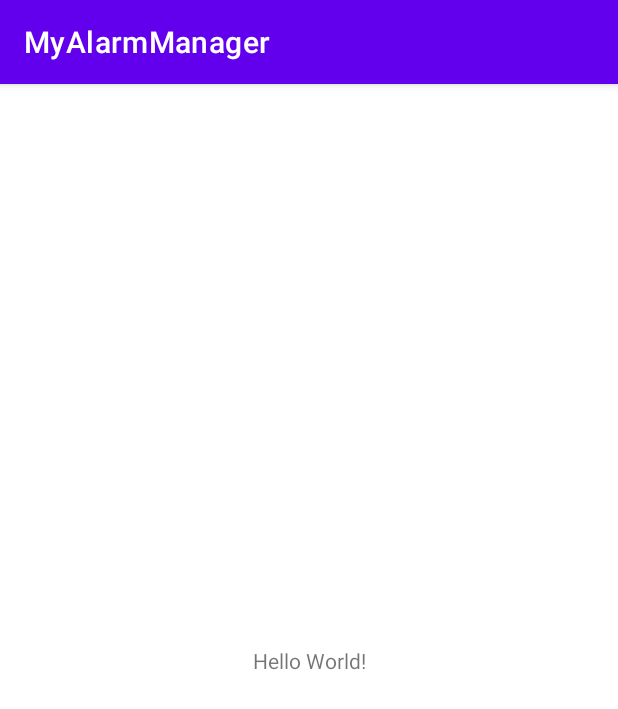
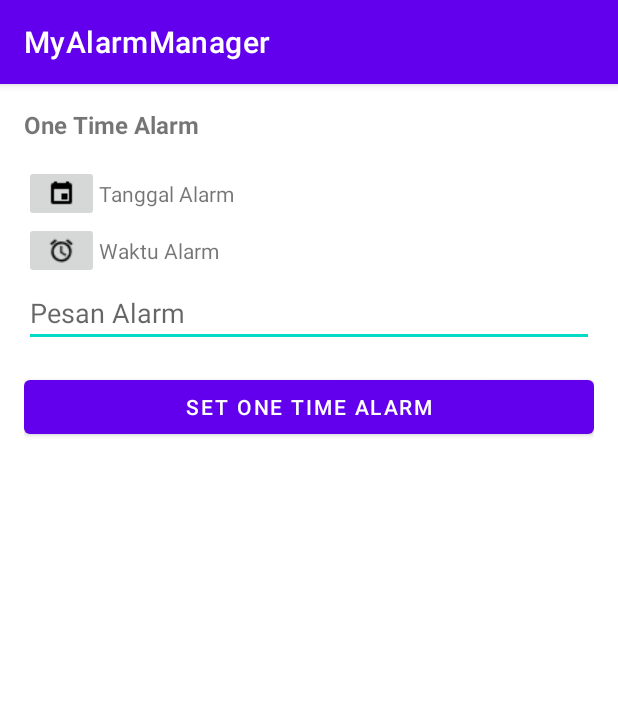
Before and after one commit to Muammarbanana/bfaa-dicoding, an Android app: the screen it shows after launch (MainActivity), on a phone screen of 412 x 824 dp. Shown: the top 709 px of the screen. Run offline under Robolectric (Android 15) with nearby library versions, the phone set to English and light mode, and no system bars.

```diff
--- a/CodeLab4AlarmManager/app/src/main/AndroidManifest.xml
+++ b/CodeLab4AlarmManager/app/src/main/AndroidManifest.xml
@@ -16,6 +16,11 @@
                 <category android:name="android.intent.category.LAUNCHER" />
             </intent-filter>
         </activity>
+
+        <receiver
+            android:name=".AlarmReceiver"
+            android:enabled="true"
+            android:exported="true"></receiver>
     </application>
 
 </manifest>
--- /dev/null
+++ b/CodeLab4AlarmManager/app/src/main/java/com/example/myalarmmanager/AlarmReceiver.kt
@@ -0,0 +1,22 @@
+package com.example.myalarmmanager
+
+import android.content.BroadcastReceiver
+import android.content.Context
+import android.content.Intent
+
+class AlarmReceiver : BroadcastReceiver() {
+
+    companion object {
+        const val TYPE_ONE_TIME = "OneTimeAlarm"
+        const val TYPE_REPEATING = "RepeatingAlarm"
+        const val EXTRA_MESSAGE = "message"
+        const val EXTRA_TYPE = "type"
+        // Siapkan 2 id untuk 2 macam alarm, onetime dan repeating
+        private const val ID_ONETIME = 100
+        private const val ID_REPEATING = 101
+    }
+
+    override fun onReceive(context: Context, intent: Intent) {
+
+    }
+}
--- a/CodeLab4AlarmManager/app/src/main/res/layout/activity_main.xml
+++ b/CodeLab4AlarmManager/app/src/main/res/layout/activity_main.xml
@@ -1,18 +1,64 @@
 <?xml version="1.0" encoding="utf-8"?>
-<androidx.constraintlayout.widget.ConstraintLayout xmlns:android="http://schemas.android.com/apk/res/android"
+<LinearLayout xmlns:android="http://schemas.android.com/apk/res/android"
     xmlns:app="http://schemas.android.com/apk/res-auto"
     xmlns:tools="http://schemas.android.com/tools"
     android:layout_width="match_parent"
     android:layout_height="match_parent"
+    android:orientation="vertical"
+    android:padding="16dp"
     tools:context=".MainActivity">
 
     <TextView
-        android:layout_width="wrap_content"
+        android:layout_width="match_parent"
         android:layout_height="wrap_content"
-        android:text="Hello World!"
-        app:layout_constraintBottom_toBottomOf="parent"
-        app:layout_constraintLeft_toLeftOf="parent"
-        app:layout_constraintRight_toRightOf="parent"
-        app:layout_constraintTop_toTopOf="parent" />
-
-</androidx.constraintlayout.widget.ConstraintLayout>
+        android:layout_marginBottom="16dp"
+        android:text="@string/one_time_alarm"
+        android:textSize="16sp"
+        android:textStyle="bold" />
+    <LinearLayout
+        android:layout_width="match_parent"
+        android:layout_height="wrap_content"
+        android:gravity="center_vertical"
+        android:orientation="horizontal">
+        <ImageButton
+            android:id="@+id/btn_once_date"
+            style="@style/Base.Widget.AppCompat.ImageButton"
+            android:layout_width="50dp"
+            android:layout_height="wrap_content"
+            android:src="@drawable/ic_date_range_black" />
+        <TextView
+            android:id="@+id/tv_once_date"
+            android:layout_width="wrap_content"
+            android:layout_height="wrap_content"
+            android:text="@string/alarm_date" />
+    </LinearLayout>
+    <LinearLayout
+        android:layout_width="match_parent"
+        android:layout_height="wrap_content"
+        android:gravity="center_vertical"
+        android:orientation="horizontal">
+        <ImageButton
+            android:id="@+id/btn_once_time"
+            android:layout_width="50dp"
+            android:layout_height="wrap_content"
+            android:src="@drawable/ic_access_time_black" />
+        <TextView
+            android:id="@+id/tv_once_time"
+            android:layout_width="wrap_content"
+            android:layout_height="wrap_content"
+            android:text="@string/alarm_time" />
+    </LinearLayout>
+    <EditText
+        android:id="@+id/edt_once_message"
+        android:layout_width="match_parent"
+        android:layout_height="wrap_content"
+        android:layout_marginBottom="16dp"
+        android:hint="@string/alarm_message"
+        android:inputType="text" />
+    <Button
+        android:id="@+id/btn_set_once_alarm"
+        android:layout_width="match_parent"
+        android:layout_height="wrap_content"
+        android:layout_marginBottom="16dp"
+        android:text="@string/set_one_time_alarm" />
+</LinearLayout>
--- a/CodeLab4AlarmManager/app/src/main/res/values/strings.xml
+++ b/CodeLab4AlarmManager/app/src/main/res/values/strings.xml
@@ -1,3 +1,11 @@
 <resources>
     <string name="app_name">MyAlarmManager</string>
+    <string name="one_time_alarm">One Time Alarm</string>
+    <string name="alarm_date">Tanggal Alarm</string>
+    <string name="set_one_time_alarm">Set One Time Alarm</string>
+    <string name="alarm_message">Pesan Alarm</string>
+    <string name="repeating_alarm">Repeating Alarm</string>
+    <string name="set_repeating_alarm">Set Repeating Alarm</string>
+    <string name="cancel_alarm">Batalkan Alarm</string>
+    <string name="alarm_time">Waktu Alarm</string>
 </resources>
```
Also changed, not shown: CodeLab4AlarmManager/app/src/main/res/drawable/ic_access_time_black.png (added), CodeLab4AlarmManager/app/src/main/res/drawable/ic_date_range_black.png (added).
